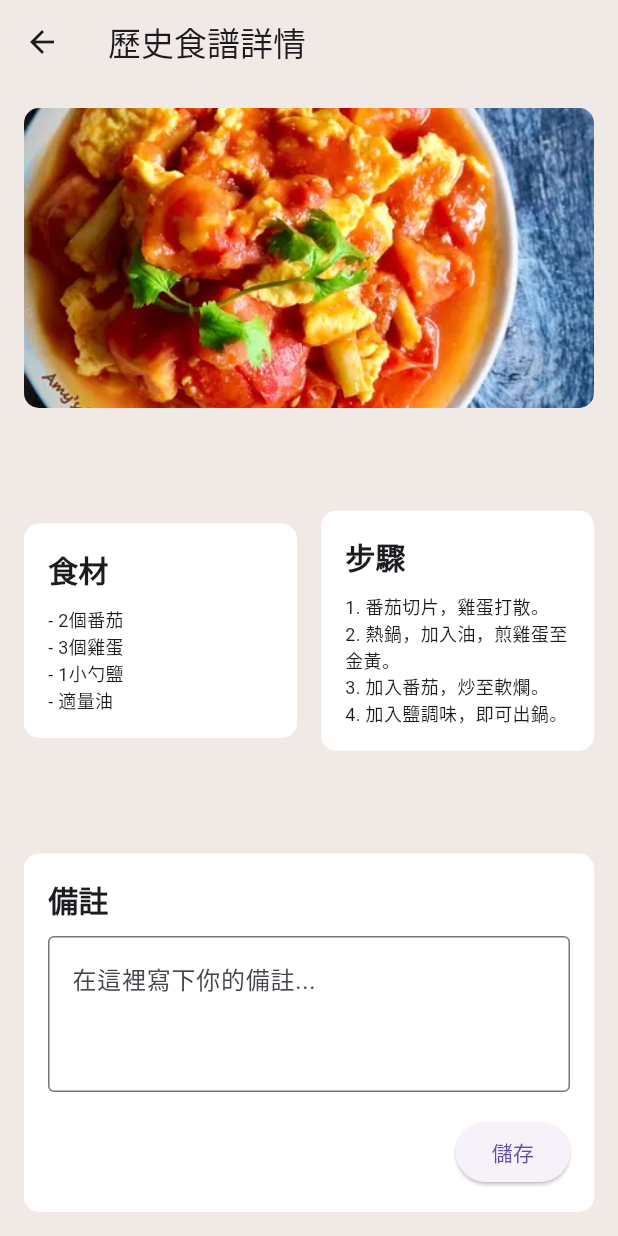
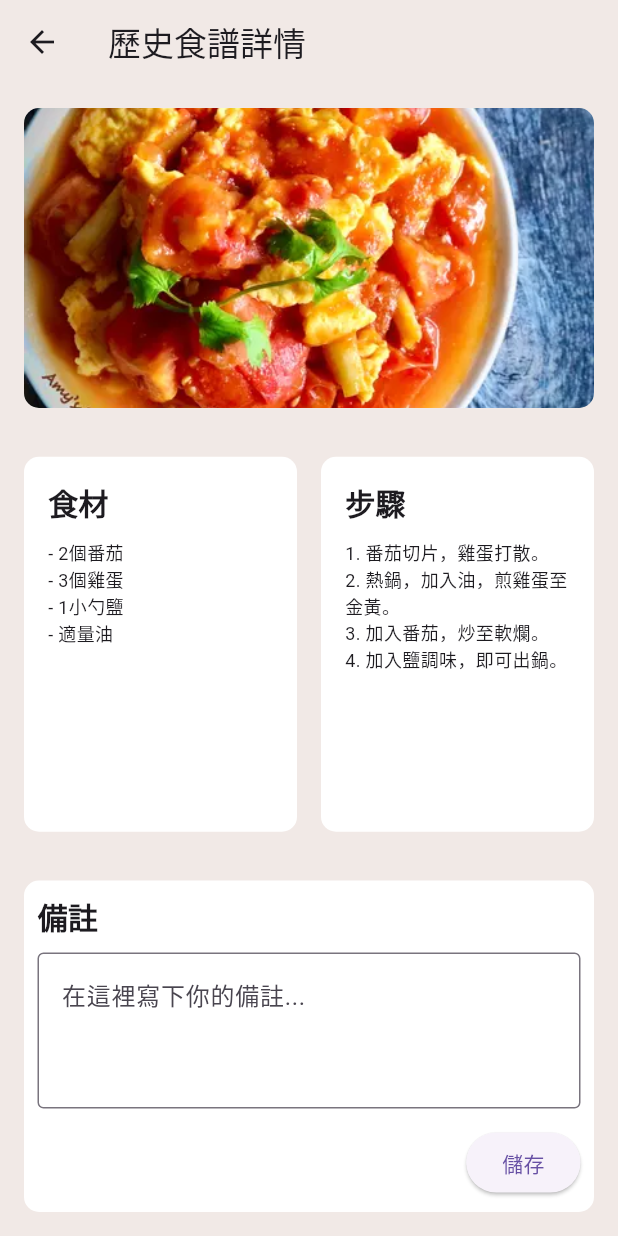
Before and after one commit to AaliyahWu/RecipeGPT, a Flutter app: the HistoryPage screen opened directly, on a phone screen of 412 x 824 dp. Run offline on Flutter 3.47's test engine with Material 3 defaults, Android fonts, the phone set to English and light mode, and no system bars; our stand-ins replace carousel_slider, curved_navigation_bar, image_cropper, image_picker, smooth_page_indicator; missing offline and left inert: flutter_tflite, mysql1; project files that could hold a hidden picture were left out.

Commit message:
更新-食譜詳情前端大小對齊且無錯誤產生

```diff
--- a/lib/history.dart
+++ b/lib/history.dart
@@ -34,6 +34,7 @@ class HistoryPage extends StatelessWidget {
                 children: [
                   Expanded(
                     child: Container(
+                      height: 250, // 設置固定高度
                       padding: EdgeInsets.all(16.0),
                       decoration: BoxDecoration(
                         color: Colors.white,
@@ -63,6 +64,7 @@ class HistoryPage extends StatelessWidget {
                   SizedBox(width: 16),
                   Expanded(
                     child: Container(
+                      height: 250, // 設置固定高度，與食材框框一致
                       padding: EdgeInsets.all(16.0),
                       decoration: BoxDecoration(
                         color: Colors.white,
@@ -97,7 +99,7 @@ class HistoryPage extends StatelessWidget {
             ),
             SizedBox(height: 16),
             Container(
-              padding: EdgeInsets.all(16.0),
+              padding: EdgeInsets.all(9.0),
               decoration: BoxDecoration(
                 color: Colors.white,
                 borderRadius: BorderRadius.circular(10),
@@ -120,7 +122,7 @@ class HistoryPage extends StatelessWidget {
                       hintText: '在這裡寫下你的備註...',
                     ),
                   ),
-                  SizedBox(height: 16),
+                  SizedBox(height: 12),
                   Row(
                     children: [
                       Spacer(), // 這個 Spacer 會將按鈕推到右邊
```
